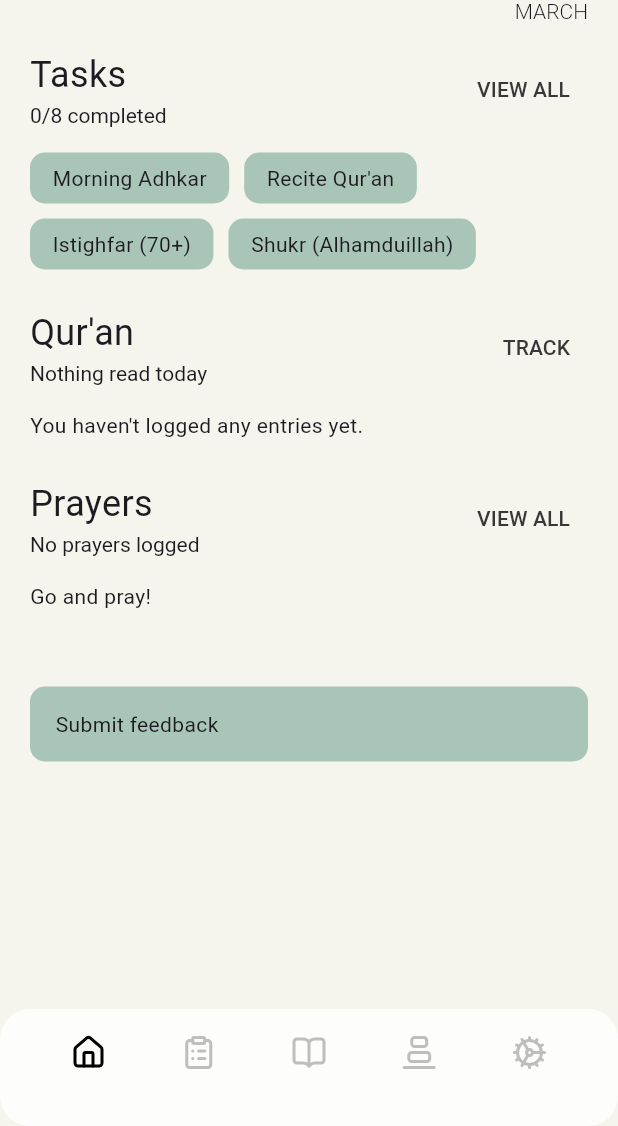
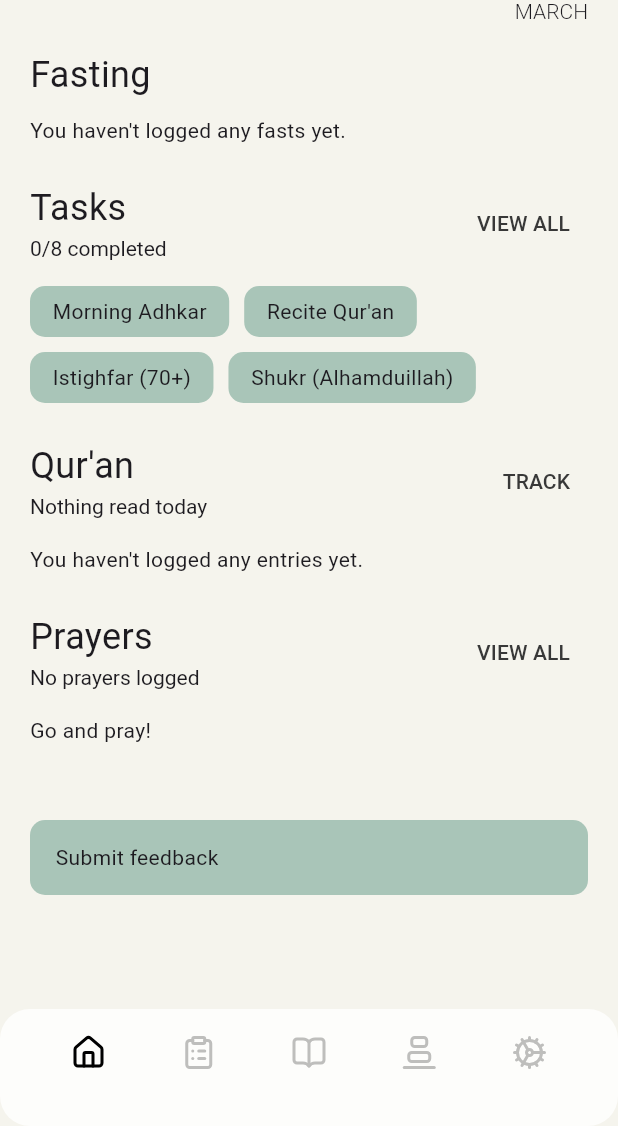
Before and after one commit to hkamran80/ramadan-taskminder, a Flutter app: the screen it shows after launch, on a phone screen of 412 x 824 dp, the part 110-1236 px from its top. Run offline on Flutter 3.47's test engine with Material 3 defaults, Android fonts, the phone set to English and light mode, and no system bars; our stand-ins replace go_router, google_fonts, hijri, hive_flutter, lucide_icons_flutter, package_info_plus and 1 more; missing offline and left inert: flutter_file_dialog, restart_app; accounts and stored records are empty; Roboto replaces fonts that are missing (Numans).

Commit message:
Add the `fasting` box, add commented sections

```diff
--- a/lib/main.dart
+++ b/lib/main.dart
@@ -17,6 +17,7 @@ Future<void> main() async {
   await Hive.openBox("tasks");
   await Hive.openBox("quran");
   await Hive.openBox("prayers");
+  await Hive.openBox("fasting");
 
   runApp(const RamadanTaskminder());
 }
--- a/lib/screens/home.dart
+++ b/lib/screens/home.dart
@@ -33,10 +33,12 @@ class _HomeScreenState extends State<HomeScreen> {
   Box tasksBox = Hive.box("tasks");
   Box prayersBox = Hive.box("prayers");
   Box quran = Hive.box("quran");
+  Box fastingBox = Hive.box("fasting");
 
   late List<String> allTasks;
   late Map<String, bool> tasks;
   late Map<String, bool> prayers;
+  late Map<String, bool> fasts;
 
   @override
   void initState() {
@@ -113,6 +115,13 @@ class _HomeScreenState extends State<HomeScreen> {
 
   @override
   Widget build(BuildContext context) {
+    final String currentDate = DateTime.now().toIso8601String().split("T")[0];
+
+    // Fasting
+    int fastsCompleted = fastingBox.values.where((fast) => fast == true).length;
+    int fastsMissing = fastingBox.length - fastsCompleted;
+
+    // Tasks
     List<MapEntry<String, bool>> incompleteTasks = tasks.entries
         .where(
           (task) => task.value == false,
@@ -124,7 +133,7 @@ class _HomeScreenState extends State<HomeScreen> {
           ),
     );
 
-    String currentDate = DateTime.now().toIso8601String().split("T")[0];
+    // Qur'an
     List history = quran.get("history");
     List todaysEntries =
         history.where((entry) => entry[0] == currentDate).toList();
@@ -135,6 +144,7 @@ class _HomeScreenState extends State<HomeScreen> {
       percentageRead = percentageRead.split(".")[0];
     }
 
+    // Prayers
     Iterable completedPrayers = prayers.entries
         .where(
           (prayer) => prayer.value == true,
@@ -196,8 +206,42 @@ class _HomeScreenState extends State<HomeScreen> {
                             ],
                           ),
                         ),
+
+                        // Fasting
                         const SizedBox(
                           height: 15,
+                        ),
+                        Column(
+                          mainAxisSize: MainAxisSize.min,
+                          crossAxisAlignment: CrossAxisAlignment.start,
+                          children: [
+                            const SectionHeader(
+                              title: "Fasting",
+                              buttonText: "Track",
+                            ),
+                            const SizedBox(height: 10),
+                            fastingBox.isNotEmpty
+                                ? Wrap(
+                                    spacing: 10,
+                                    runSpacing: 10,
+                                    children: [
+                                      Statistic(
+                                        statistic: "$fastsCompleted completed",
+                                      ),
+                                      Statistic(
+                                        statistic: "$fastsMissing missing",
+                                      ),
+                                    ],
+                                  )
+                                : const Text(
+                                    "You haven't logged any fasts yet.",
+                                  ),
+                          ],
+                        ),
+
+                        // Tasks
+                        const SizedBox(
+                          height: 25,
                         ),
                         Column(
                           mainAxisSize: MainAxisSize.min,
@@ -230,6 +274,8 @@ class _HomeScreenState extends State<HomeScreen> {
                                   ),
                           ],
                         ),
+
+                        // Qur'an
                         const SizedBox(
                           height: 25,
                         ),
@@ -265,6 +311,8 @@ class _HomeScreenState extends State<HomeScreen> {
                                   ),
                           ],
                         ),
+
+                        // Prayers
                         const SizedBox(
                           height: 25,
                         ),
```
